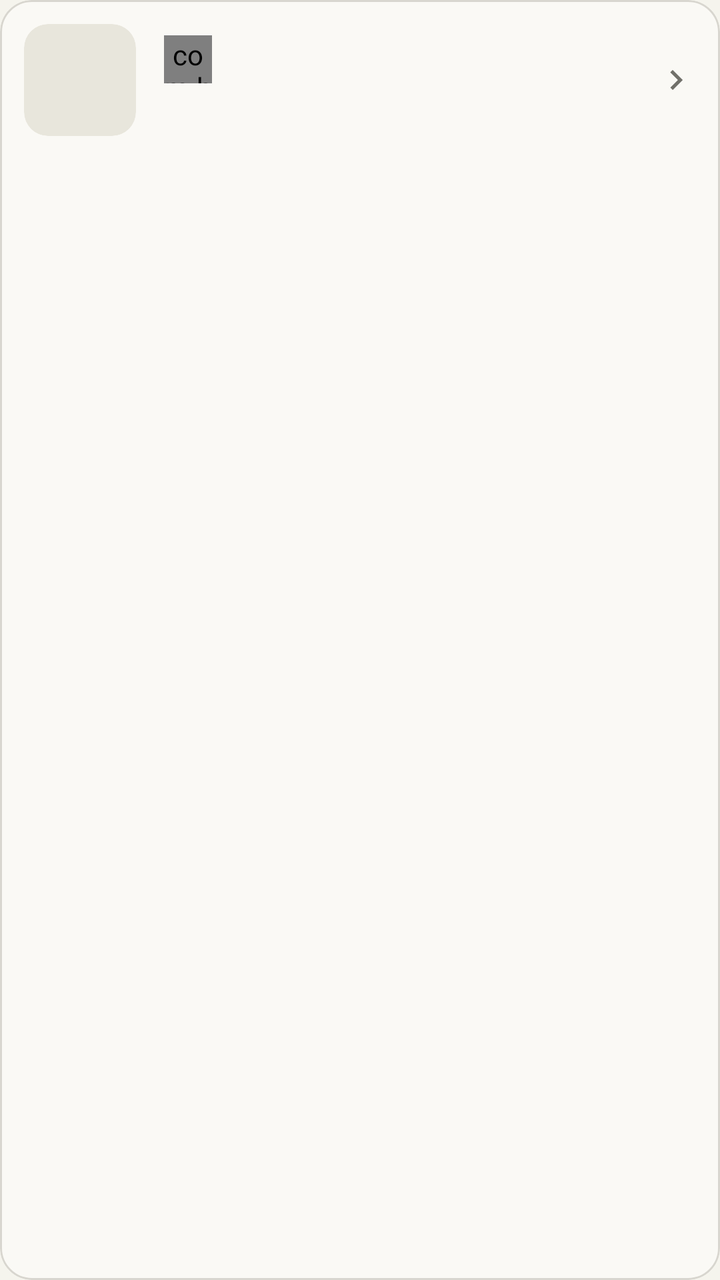
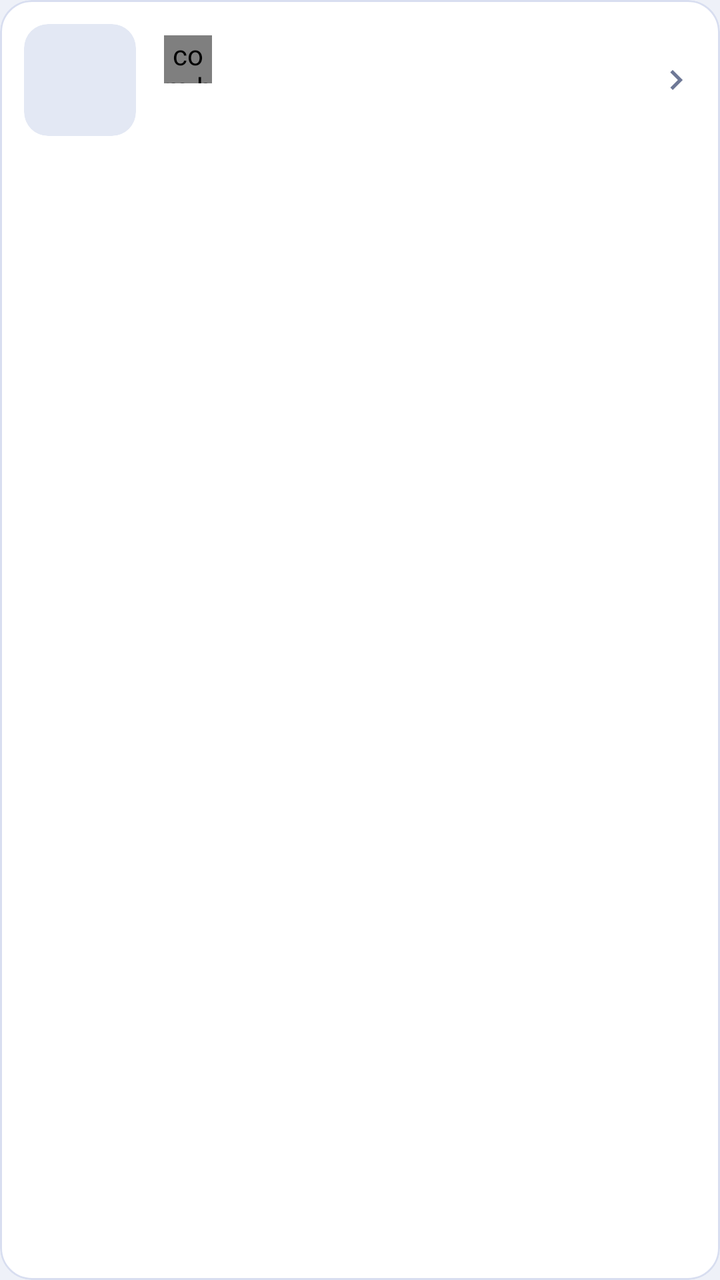

Before-and-after screenshots of an Android layout around one commit, followed by the original layout XML and the change that was made.
<!-- AndroidManifest.xml: application theme Theme.FlashSearch -->
<!-- res/layout/item_history.xml -->
<?xml version="1.0" encoding="utf-8"?>
<com.google.android.material.card.MaterialCardView xmlns:android="http://schemas.android.com/apk/res/android"
    xmlns:app="http://schemas.android.com/apk/res-auto"
    android:id="@+id/historyCard"
    android:layout_width="match_parent"
    android:layout_height="wrap_content"
    android:layout_marginStart="20dp"
    android:layout_marginTop="10dp"
    android:layout_marginEnd="20dp"
    android:clickable="true"
    android:focusable="true"
    app:cardBackgroundColor="@color/ivory"
    app:cardCornerRadius="16dp"
    app:cardElevation="0dp"
    app:rippleColor="@color/warm_sand"
    app:strokeColor="@color/border_cream"
    app:strokeWidth="1dp">

    <LinearLayout
        android:layout_width="match_parent"
        android:layout_height="wrap_content"
        android:gravity="center_vertical"
        android:orientation="horizontal"
        android:padding="12dp">

        <ImageView
            android:id="@+id/historyThumb"
            android:layout_width="56dp"
            android:layout_height="56dp"
            android:background="@drawable/bg_thumb"
            android:clipToOutline="true"
            android:contentDescription="@string/label_question_photo"
            android:scaleType="centerCrop" />

        <LinearLayout
            android:layout_width="0dp"
            android:layout_height="wrap_content"
            android:layout_marginStart="14dp"
            android:layout_weight="1"
            android:orientation="vertical">

            <LinearLayout
                android:layout_width="match_parent"
                android:layout_height="wrap_content"
                android:gravity="center_vertical"
                android:orientation="horizontal">

                                <com.heikeji.phonesearch.ui.common.SubjectIconView
                    android:id="@+id/historyBadge"
                    android:layout_width="24dp"
                    android:layout_height="24dp" />

                <TextView
                    android:id="@+id/historySubject"
                    android:layout_width="0dp"
                    android:layout_height="wrap_content"
                    android:layout_marginStart="8dp"
                    android:layout_weight="1"
                    android:ellipsize="end"
                    android:maxLines="1"
                    android:textAppearance="@style/TextAppearance.FlashSearch.Serif.Section"
                    android:textSize="15sp" />
            </LinearLayout>

            <TextView
                android:id="@+id/historyTime"
                android:layout_width="match_parent"
                android:layout_height="wrap_content"
                android:layout_marginTop="3dp"
                android:textAppearance="@style/TextAppearance.FlashSearch.Caption"
                android:textSize="13sp" />
        </LinearLayout>

        <ImageView
            android:layout_width="20dp"
            android:layout_height="20dp"
            android:contentDescription="@null"
            android:src="@drawable/ic_chevron_right"
            app:tint="@color/stone_gray" />
    </LinearLayout>
</com.google.android.material.card.MaterialCardView>
<!-- resources referenced by this layout -->
<resources>
  <color name="border_cream">#D8D6CF</color>
  <color name="ivory">#FAF9F5</color>
  <color name="stone_gray">#71706A</color>
  <color name="warm_sand">#E8E6DC</color>
  <!-- drawable bg_thumb (drawable) -->
  <?xml version="1.0" encoding="utf-8"?>
  <shape xmlns:android="http://schemas.android.com/apk/res/android"
      android:shape="rectangle">
      <solid android:color="@color/warm_sand" />
      <corners android:radius="12dp" />
  </shape>
  <!-- drawable ic_chevron_right (drawable) -->
  <vector xmlns:android="http://schemas.android.com/apk/res/android"
      android:width="24dp"
      android:height="24dp"
      android:viewportWidth="24"
      android:viewportHeight="24"
      android:autoMirrored="true">
      <path
          android:fillColor="#FFFFFFFF"
          android:pathData="M10,6L8.59,7.41 13.17,12l-4.58,4.59L10,18l6,-6z" />
  </vector>
  <string name="label_question_photo">你拍摄的题目图片</string>
  <style name="TextAppearance.FlashSearch.Caption" parent="TextAppearance.Material3.BodySmall">
          <item name="android:lineSpacingMultiplier">1.4</item>
          <item name="android:textColor">@color/stone_gray</item>
      </style>
  <style name="TextAppearance.FlashSearch.Serif.Section" parent="TextAppearance.Material3.TitleMedium">
          <item name="android:fontFamily">serif</item>
          <item name="android:textStyle">normal</item>
          <item name="android:textColor">@color/near_black</item>
          <item name="android:letterSpacing">0</item>
          <item name="android:textFontWeight" tools:targetApi="28">500</item>
      </style>
  <style name="Theme.FlashSearch" parent="Theme.Material3.DayNight.NoActionBar">
          <item name="colorPrimary">@color/terracotta</item>
          <item name="colorOnPrimary">@color/ivory</item>
          <item name="colorPrimaryContainer">@color/warm_sand</item>
          <item name="colorOnPrimaryContainer">@color/charcoal_warm</item>
          <item name="colorSecondary">@color/coral</item>
          <item name="colorOnSecondary">@color/near_black</item>
          <item name="colorError">@color/error_crimson</item>
  
          <item name="colorSurface">@color/parchment</item>
          <item name="colorOnSurface">@color/near_black</item>
          <item name="colorSurfaceVariant">@color/ivory</item>
          <item name="colorOnSurfaceVariant">@color/olive_gray</item>
          <item name="colorSurfaceContainerLowest">@color/pure_white</item>
          <item name="colorSurfaceContainerLow">@color/ivory</item>
          <item name="colorSurfaceContainer">@color/ivory</item>
          <item name="colorSurfaceContainerHigh">@color/warm_sand</item>
          <item name="colorSurfaceContainerHighest">@color/warm_sand</item>
          <item name="colorOutline">@color/ring_warm</item>
          <item name="colorOutlineVariant">@color/border_cream</item>
  
          <item name="android:colorBackground">@color/parchment</item>
          <item name="android:windowBackground">@color/parchment</item>
          <item name="android:statusBarColor">@android:color/transparent</item>
          <item name="android:navigationBarColor">@android:color/transparent</item>
          
          <item name="android:windowLightStatusBar" tools:targetApi="23">true</item>
          <item name="android:windowLightNavigationBar" tools:targetApi="27">true</item>
      </style>
  <color name="near_black">#141413</color>
  <color name="terracotta">#B0583A</color>
  <color name="charcoal_warm">#4D4C48</color>
  <color name="coral">#D97757</color>
  <color name="error_crimson">#B53333</color>
  <color name="parchment">#F5F4ED</color>
  <color name="olive_gray">#5E5D59</color>
  <color name="pure_white">#FFFFFF</color>
  <color name="ring_warm">#D1CFC5</color>
</resources>

<!-- the commit's change to res/layout/item_history.xml (unified diff, before → after) -->
@@ -9,11 +9,11 @@
     android:layout_marginEnd="20dp"
     android:clickable="true"
     android:focusable="true"
-    app:cardBackgroundColor="@color/ivory"
+    app:cardBackgroundColor="@color/surface"
     app:cardCornerRadius="16dp"
     app:cardElevation="0dp"
-    app:rippleColor="@color/warm_sand"
-    app:strokeColor="@color/border_cream"
+    app:rippleColor="@color/surface_sunken"
+    app:strokeColor="@color/line"
     app:strokeWidth="1dp">
 
     <LinearLayout
@@ -58,7 +58,7 @@
                     android:layout_weight="1"
                     android:ellipsize="end"
                     android:maxLines="1"
-                    android:textAppearance="@style/TextAppearance.FlashSearch.Serif.Section"
+                    android:textAppearance="@style/TextAppearance.FlashSearch.Section"
                     android:textSize="15sp" />
             </LinearLayout>
 
@@ -76,6 +76,6 @@
             android:layout_height="20dp"
             android:contentDescription="@null"
             android:src="@drawable/ic_chevron_right"
-            app:tint="@color/stone_gray" />
+            app:tint="@color/ink_tertiary" />
     </LinearLayout>
 </com.google.android.material.card.MaterialCardView>
<!-- resource entries referenced after the edit -->
@@ -1,15 +1,15 @@
 <!-- resources referenced by this layout -->
 <resources>
-  <color name="border_cream">#D8D6CF</color>
-  <color name="ivory">#FAF9F5</color>
-  <color name="stone_gray">#71706A</color>
-  <color name="warm_sand">#E8E6DC</color>
+  <color name="ink_tertiary">#6E7896</color>
+  <color name="line">#D8DEF0</color>
+  <color name="surface">#FFFFFF</color>
+  <color name="surface_sunken">#E3E8F4</color>
   <!-- drawable bg_thumb (drawable) -->
   <?xml version="1.0" encoding="utf-8"?>
   <shape xmlns:android="http://schemas.android.com/apk/res/android"
       android:shape="rectangle">
-      <solid android:color="@color/warm_sand" />
-      <corners android:radius="12dp" />
+      <solid android:color="@color/surface_sunken" />
+      <corners android:radius="@dimen/radius_sm" />
   </shape>
   <!-- drawable ic_chevron_right (drawable) -->
   <vector xmlns:android="http://schemas.android.com/apk/res/android"
@@ -25,52 +25,53 @@
   <string name="label_question_photo">你拍摄的题目图片</string>
   <style name="TextAppearance.FlashSearch.Caption" parent="TextAppearance.Material3.BodySmall">
           <item name="android:lineSpacingMultiplier">1.4</item>
-          <item name="android:textColor">@color/stone_gray</item>
+          <item name="android:textColor">@color/ink_tertiary</item>
       </style>
-  <style name="TextAppearance.FlashSearch.Serif.Section" parent="TextAppearance.Material3.TitleMedium">
-          <item name="android:fontFamily">serif</item>
-          <item name="android:textStyle">normal</item>
-          <item name="android:textColor">@color/near_black</item>
+  <style name="TextAppearance.FlashSearch.Section" parent="TextAppearance.Material3.TitleMedium">
+          <item name="android:textStyle">bold</item>
+          <item name="android:textColor">@color/ink</item>
           <item name="android:letterSpacing">0</item>
-          <item name="android:textFontWeight" tools:targetApi="28">500</item>
       </style>
   <style name="Theme.FlashSearch" parent="Theme.Material3.DayNight.NoActionBar">
-          <item name="colorPrimary">@color/terracotta</item>
-          <item name="colorOnPrimary">@color/ivory</item>
-          <item name="colorPrimaryContainer">@color/warm_sand</item>
-          <item name="colorOnPrimaryContainer">@color/charcoal_warm</item>
-          <item name="colorSecondary">@color/coral</item>
-          <item name="colorOnSecondary">@color/near_black</item>
-          <item name="colorError">@color/error_crimson</item>
+          <item name="colorPrimary">@color/brand</item>
+          <item name="colorOnPrimary">@color/on_brand</item>
+          <item name="colorPrimaryContainer">@color/brand_container</item>
+          <item name="colorOnPrimaryContainer">@color/on_brand_container</item>
+          <item name="colorSecondary">@color/link</item>
+          <item name="colorOnSecondary">@color/on_brand</item>
+          <item name="colorError">@color/danger</item>
   
-          <item name="colorSurface">@color/parchment</item>
-          <item name="colorOnSurface">@color/near_black</item>
-          <item name="colorSurfaceVariant">@color/ivory</item>
-          <item name="colorOnSurfaceVariant">@color/olive_gray</item>
-          <item name="colorSurfaceContainerLowest">@color/pure_white</item>
-          <item name="colorSurfaceContainerLow">@color/ivory</item>
-          <item name="colorSurfaceContainer">@color/ivory</item>
-          <item name="colorSurfaceContainerHigh">@color/warm_sand</item>
-          <item name="colorSurfaceContainerHighest">@color/warm_sand</item>
-          <item name="colorOutline">@color/ring_warm</item>
-          <item name="colorOutlineVariant">@color/border_cream</item>
+          <item name="colorSurface">@color/surface</item>
+          <item name="colorOnSurface">@color/ink</item>
+          <item name="colorSurfaceVariant">@color/surface_alt</item>
+          <item name="colorOnSurfaceVariant">@color/ink_secondary</item>
+          <item name="colorSurfaceContainerLowest">@color/surface</item>
+          <item name="colorSurfaceContainerLow">@color/surface</item>
+          <item name="colorSurfaceContainer">@color/surface_alt</item>
+          <item name="colorSurfaceContainerHigh">@color/surface_sunken</item>
+          <item name="colorSurfaceContainerHighest">@color/surface_sunken</item>
+          <item name="colorOutline">@color/line_strong</item>
+          <item name="colorOutlineVariant">@color/line</item>
   
-          <item name="android:colorBackground">@color/parchment</item>
-          <item name="android:windowBackground">@color/parchment</item>
+          <item name="android:colorBackground">@color/bg</item>
+          <item name="android:windowBackground">@color/bg</item>
           <item name="android:statusBarColor">@android:color/transparent</item>
           <item name="android:navigationBarColor">@android:color/transparent</item>
           
           <item name="android:windowLightStatusBar" tools:targetApi="23">true</item>
           <item name="android:windowLightNavigationBar" tools:targetApi="27">true</item>
       </style>
-  <color name="near_black">#141413</color>
-  <color name="terracotta">#B0583A</color>
-  <color name="charcoal_warm">#4D4C48</color>
-  <color name="coral">#D97757</color>
-  <color name="error_crimson">#B53333</color>
-  <color name="parchment">#F5F4ED</color>
-  <color name="olive_gray">#5E5D59</color>
-  <color name="pure_white">#FFFFFF</color>
-  <color name="ring_warm">#D1CFC5</color>
+  <dimen name="radius_sm">12dp</dimen>
+  <color name="ink">#171B2B</color>
+  <color name="brand">#3B4DB8</color>
+  <color name="on_brand">#FFFFFF</color>
+  <color name="brand_container">#E4E9FC</color>
+  <color name="on_brand_container">#1F2A6E</color>
+  <color name="link">#2E6BE6</color>
+  <color name="danger">#CC3333</color>
+  <color name="surface_alt">#F6F8FD</color>
+  <color name="ink_secondary">#5D6683</color>
+  <color name="line_strong">#B9C3E0</color>
+  <color name="bg">#EEF1F8</color>
 </resources>
 
